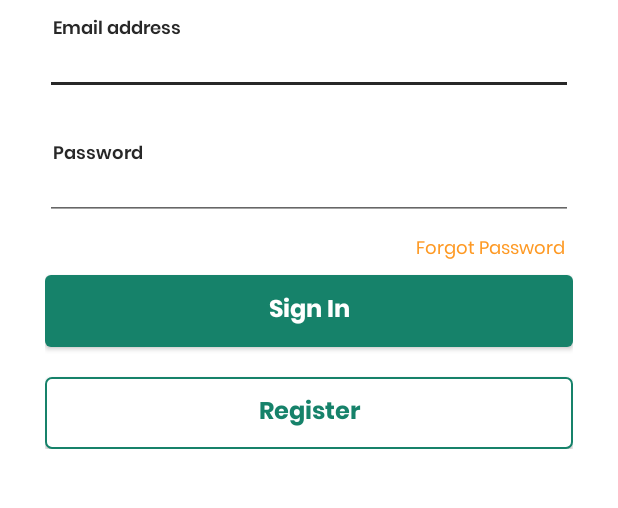
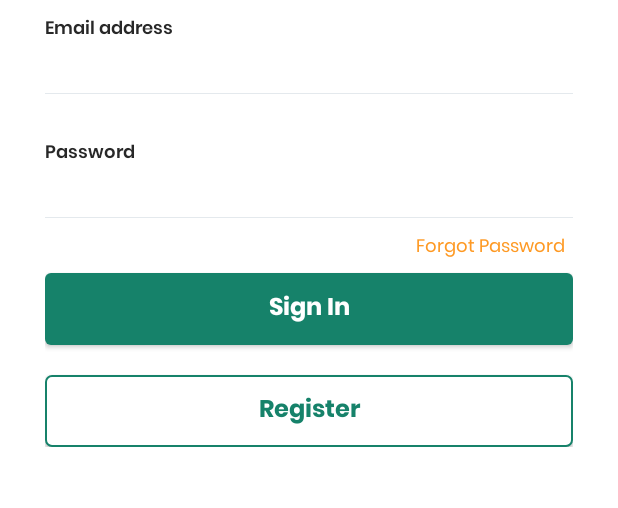
Before and after one commit to mikeds/UM20004-bpayclient, an Android app: the screen it shows after launch (LoginActivity), on a phone screen of 412 x 824 dp, the part 429-937 px from its top. Run offline under Robolectric (Android 15) with nearby library versions, the phone set to English and light mode, and no system bars.

Commit message:
Update Sign In Screen Fields UI

```diff
--- a/bambupay/src/main/res/layout/activity_login.xml
+++ b/bambupay/src/main/res/layout/activity_login.xml
@@ -76,31 +76,26 @@
                 style="@style/TextViewSmall.SemiBold"
                 android:layout_width="wrap_content"
                 android:layout_height="wrap_content"
-                android:layout_marginStart="5dp"
                 android:layout_marginTop="30dp"
                 android:text="@string/email" />
 
             <com.google.android.material.textfield.TextInputEditText
-                style="@style/TextViewSmall"
+                style="@style/EditTextViewSmall.Regular"
                 android:layout_width="match_parent"
                 android:layout_height="wrap_content"
-                android:gravity="center_vertical"
-                android:fontFamily="@font/open_sans_regular"
                 android:inputType="textEmailAddress" />
 
             <TextView
                 style="@style/TextViewSmall.SemiBold"
                 android:layout_width="wrap_content"
                 android:layout_height="wrap_content"
-                android:layout_marginStart="5dp"
                 android:layout_marginTop="30dp"
                 android:text="@string/password" />
 
             <com.google.android.material.textfield.TextInputEditText
-                style="@style/TextViewSmall"
+                style="@style/EditTextViewSmall.Regular"
                 android:layout_width="match_parent"
                 android:layout_height="wrap_content"
-                android:fontFamily="@font/open_sans_regular"
                 android:inputType="textPassword" />
 
             <TextView
```
